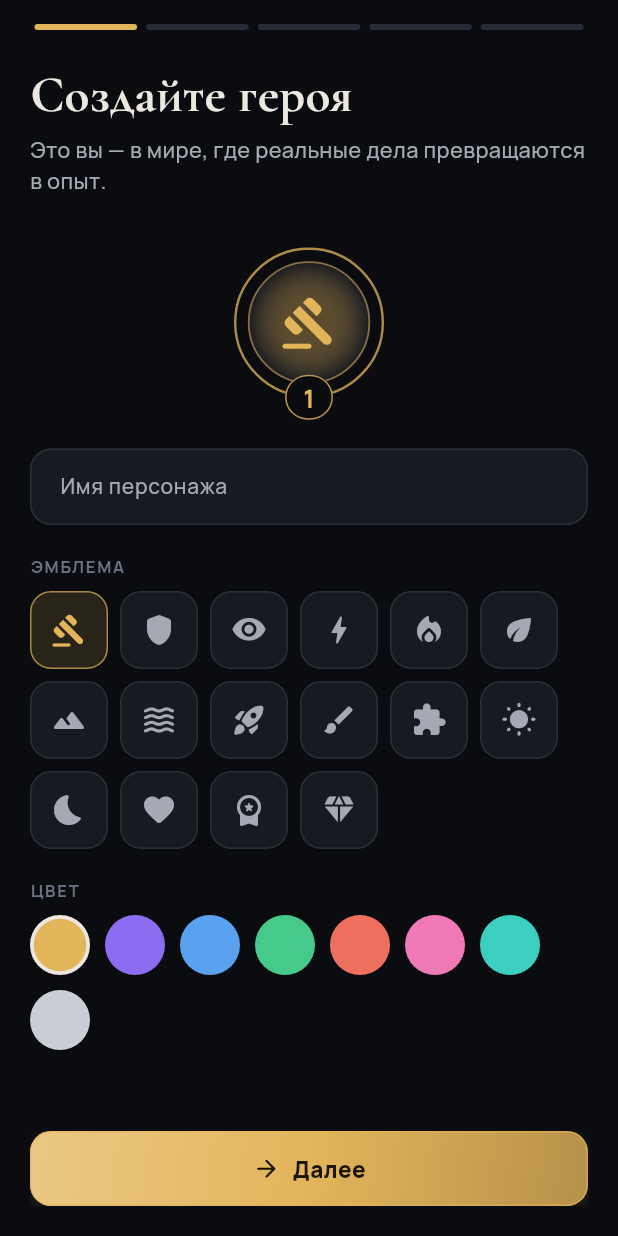
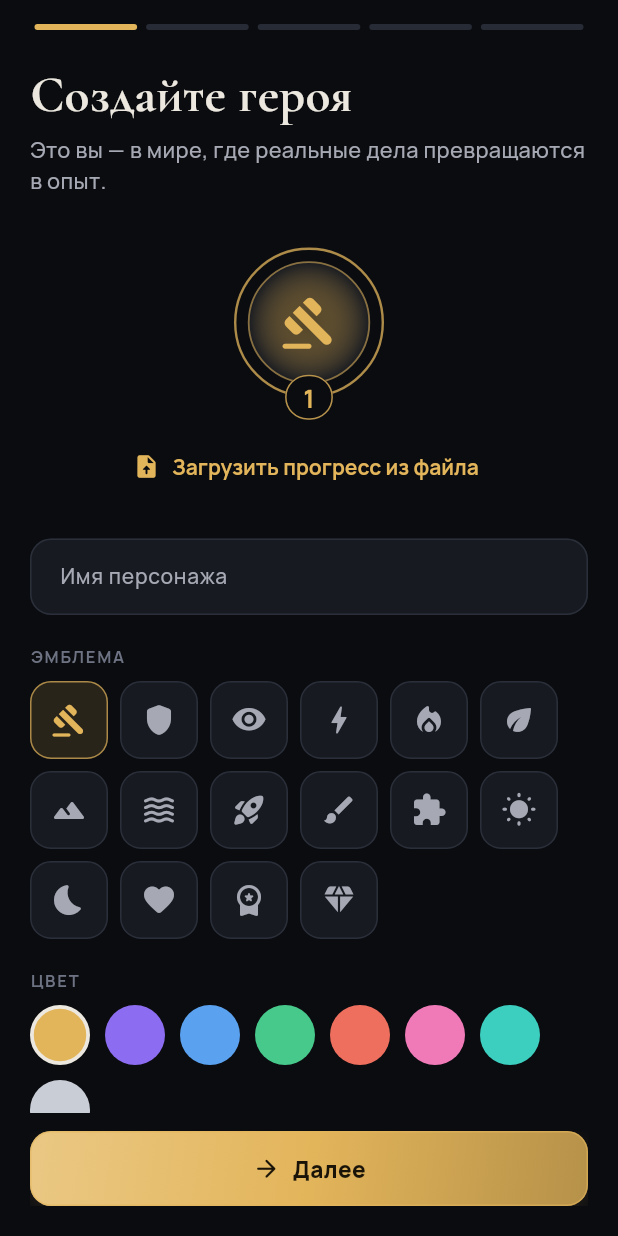
Before and after one commit to Arafatmsv/life-rpg, a Flutter app: the screen it shows after launch, on a phone screen of 412 x 824 dp. Run offline on Flutter 3.47's test engine with Material 3 defaults, Android fonts, the phone set to English and light mode, and no system bars; our stand-ins replace connectivity_plus, file_picker, fl_chart, flutter_local_notifications, flutter_riverpod, flutter_secure_storage and 9 more; missing offline and left inert: dart:js_interop; accounts and stored records are empty.

Commit message:
Restore progress from a file on the first screen
Re-adding the home-screen web app (needed after the status bar change)
starts from character creation, where settings are not reachable yet.
Move the import flow into a shared helper and offer it on onboarding;
accept any file type because Safari on iOS may grey out .json files.

Co-Authored-By: Claude Opus 5.5 <noreply@anthropic.com>

```diff
--- a/lib/features/onboarding/onboarding_screen.dart
+++ b/lib/features/onboarding/onboarding_screen.dart
@@ -15,6 +15,7 @@ import '../../core/widgets/rpg_icons.dart';
 import '../../data/models/enums.dart';
 import '../game/game_controller.dart';
 import '../quests/quest_templates.dart';
+import '../settings/import_flow.dart';
 
 /// Character creation in five short steps.
 class OnboardingScreen extends ConsumerStatefulWidget {
@@ -212,6 +213,14 @@ class _OnboardingScreenState extends ConsumerState<OnboardingScreen> {
         'Это вы — в мире, где реальные дела превращаются в опыт.',
         [
           Center(child: AvatarEmblem(avatarId: _avatar, colorIndex: _color, size: 120)),
+          const SizedBox(height: Gap.sm),
+          Center(
+            child: TextButton.icon(
+              onPressed: () => importProgressFromFile(context, ref),
+              icon: const Icon(Icons.upload_file_rounded, size: 18),
+              label: const Text('Загрузить прогресс из файла'),
+            ),
+          ),
           const SizedBox(height: Gap.xl),
           TextField(
             controller: _name,
```
Also changed, not shown: lib/features/settings/import_flow.dart (added, +38 -0 lines), lib/features/settings/settings_screen.dart (+2 -32 lines).
